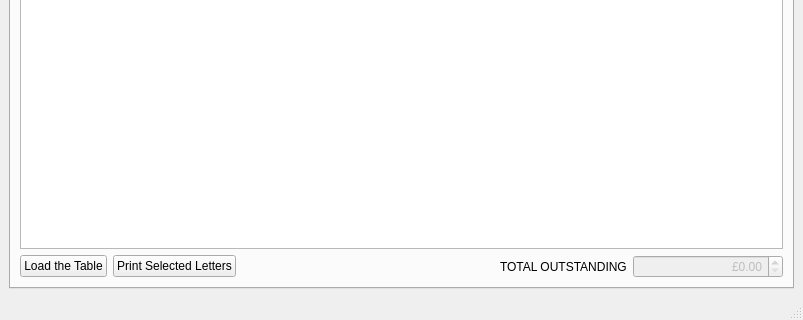
This is qt-designer/main.ui in rowinggolfer/openmolar1 as Qt 5 draws it before an edit; both pictures show x 0 to 803 and y 279 to 599 of the 803 by 599 pixel window. The edited form follows.
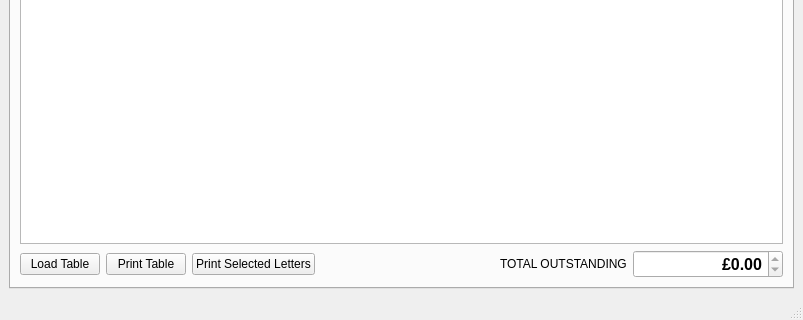
This is the edited form. Icons and pictures are not drawn.

Commit message: account printing - removed multiple print dialogs

```diff
--- a/qt-designer/main.ui
+++ b/qt-designer/main.ui
@@ -4886,7 +4886,7 @@
         <string>Accounts</string>
        </attribute>
        <layout class="QGridLayout" name="gridLayout_9">
-        <item row="0" column="0" colspan="5">
+        <item row="0" column="0" colspan="6">
          <widget class="QTableWidget" name="accounts_tableWidget">
           <property name="font">
            <font>
@@ -4907,7 +4907,7 @@
         <item row="1" column="0">
          <widget class="QPushButton" name="loadAccountsTable_pushButton">
           <property name="text">
-           <string>Load the Table</string>
+           <string>Load Table</string>
           </property>
           <property name="icon">
            <iconset resource="../resources/resources.qrc">
@@ -4915,7 +4915,7 @@
           </property>
          </widget>
         </item>
-        <item row="1" column="1">
+        <item row="1" column="2">
          <widget class="QPushButton" name="printSelectedAccounts_pushButton">
           <property name="text">
            <string>Print Selected Letters</string>
@@ -4926,7 +4926,7 @@
           </property>
          </widget>
         </item>
-        <item row="1" column="2">
+        <item row="1" column="3">
          <spacer name="horizontalSpacer_4">
           <property name="orientation">
            <enum>Qt::Horizontal</enum>
@@ -4939,17 +4939,17 @@
           </property>
          </spacer>
         </item>
-        <item row="1" column="3">
+        <item row="1" column="4">
          <widget class="QLabel" name="label_43">
           <property name="text">
            <string>TOTAL OUTSTANDING</string>
           </property>
          </widget>
         </item>
-        <item row="1" column="4">
+        <item row="1" column="5">
          <widget class="QDoubleSpinBox" name="accountsTotal_doubleSpinBox">
           <property name="enabled">
-           <bool>false</bool>
+           <bool>true</bool>
           </property>
           <property name="minimumSize">
            <size>
@@ -4957,9 +4957,19 @@
             <height>0</height>
            </size>
           </property>
+          <property name="font">
+           <font>
+            <pointsize>12</pointsize>
+            <weight>75</weight>
+            <bold>true</bold>
+           </font>
+          </property>
           <property name="alignment">
            <set>Qt::AlignRight|Qt::AlignTrailing|Qt::AlignVCenter</set>
           </property>
+          <property name="readOnly">
+           <bool>true</bool>
+          </property>
           <property name="prefix">
            <string>£</string>
           </property>
@@ -4968,6 +4978,17 @@
           </property>
          </widget>
         </item>
+        <item row="1" column="1">
+         <widget class="QPushButton" name="printAccountsTable_pushButton">
+          <property name="text">
+           <string>Print Table</string>
+          </property>
+          <property name="icon">
+           <iconset resource="../resources/resources.qrc">
+            <normaloff>:/ps.png</normaloff>:/ps.png</iconset>
+          </property>
+         </widget>
+        </item>
        </layout>
       </widget>
       <widget class="QWidget" name="tab_15">
```
Left out of the diff: 24 changed lines with no effect on the pictures. The commit also changes 4 other files.
